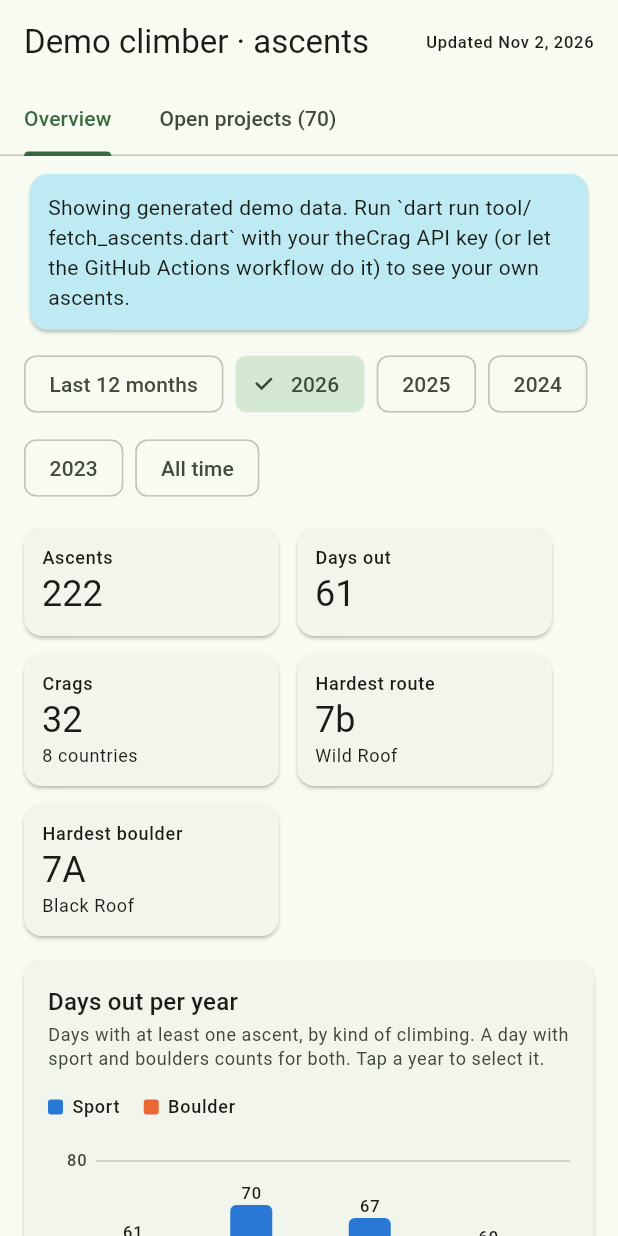
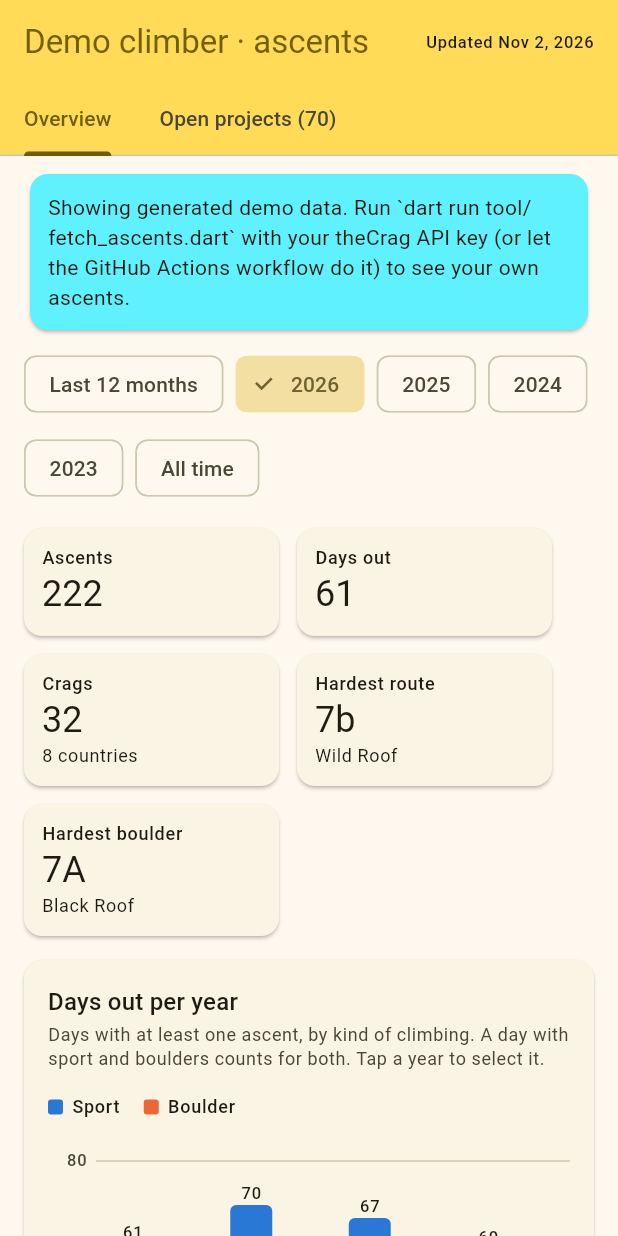
Before and after one commit to Christof93/thecrag-at-home, a Flutter app: the screen it shows after launch, after a tap on "2026", on a phone screen of 412 x 824 dp. Run offline on Flutter 3.47's test engine with Material 3 defaults, Android fonts, the phone set to English and light mode, and no system bars; our stand-ins replace flutter_map, latlong2.

Commit message:
Switch the look from green to mustard yellow
The accent is now mustard (#FFDB58). The light theme has a cream surface
and a mustard app bar, with a darker gold wherever yellow itself would be
too pale to read (text, bars, the strongest calendar level). The dark theme
keeps mustard as the accent on a warm dark surface.

- buildTheme() replaces the green seed; the calendar uses mustard ramps
  for both themes instead of alpha steps of the primary colour
- the favicon and app icons are redrawn in mustard with a dark climber
  (white on mustard would barely show), and the web manifest colours match

The sport / boulder / trad chart colours are data colours and unchanged.

Co-Authored-By: Claude Sonnet 5.5 <noreply@anthropic.com>
Claude-Session: https://claude.ai/code/session_01LtYvyTxZgZbwU7UoQi6JVQ

```diff
--- a/lib/main.dart
+++ b/lib/main.dart
@@ -9,23 +9,46 @@ class TheCragAtHomeApp extends StatelessWidget {
 
   @override
   Widget build(BuildContext context) {
-    // Green, like GitHub's contribution graph.
-    const seed = Color(0xFF2DA44E);
     return MaterialApp(
       title: 'theCrag at home',
       debugShowCheckedModeBanner: false,
-      theme: ThemeData(
-        colorScheme: ColorScheme.fromSeed(seedColor: seed),
-        useMaterial3: true,
-      ),
-      darkTheme: ThemeData(
-        colorScheme: ColorScheme.fromSeed(
-          seedColor: seed,
-          brightness: Brightness.dark,
-        ),
-        useMaterial3: true,
-      ),
+      theme: buildTheme(Brightness.light),
+      darkTheme: buildTheme(Brightness.dark),
       home: const DashboardPage(),
     );
   }
 }
+
+/// Mustard yellow, the app's accent.
+const mustard = Color(0xFFFFDB58);
+
+/// The light theme has a cream surface and a mustard app bar, with a darker
+/// gold where yellow itself would be too pale to read (text, bars, the
+/// calendar). The dark theme uses mustard as its accent on a warm dark
+/// surface.
+ThemeData buildTheme(Brightness brightness) {
+  final light = brightness == Brightness.light;
+  var scheme = ColorScheme.fromSeed(
+    seedColor: mustard,
+    brightness: brightness,
+    // "Fidelity" keeps the seed itself as the container colour (#FFDB58).
+    dynamicSchemeVariant: light
+        ? DynamicSchemeVariant.fidelity
+        : DynamicSchemeVariant.tonalSpot,
+  );
+  if (!light) {
+    scheme = scheme.copyWith(
+      primary: mustard,
+      onPrimary: const Color(0xFF3B2F00),
+    );
+  }
+  return ThemeData(
+    colorScheme: scheme,
+    useMaterial3: true,
+    appBarTheme: AppBarTheme(
+      backgroundColor: light ? scheme.primaryContainer : null,
+      foregroundColor: light ? scheme.onPrimaryContainer : null,
+      surfaceTintColor: Colors.transparent,
+    ),
+  );
+}
--- a/lib/widgets/contribution_grid.dart
+++ b/lib/widgets/contribution_grid.dart
@@ -182,12 +182,27 @@ class ContributionGrid extends StatelessWidget {
     );
   }
 
+  // Mustard ramps, more intense = stronger. On a light surface the strongest
+  // level is the darkest; on a dark surface it is the brightest.
+  static const _lightLevels = [
+    Color(0xFFFFE680),
+    Color(0xFFFFDB58),
+    Color(0xFFD9A800),
+    Color(0xFF8A6A00),
+  ];
+  static const _darkLevels = [
+    Color(0xFF4F4414),
+    Color(0xFF8C7420),
+    Color(0xFFD1AE2F),
+    Color(0xFFFFDB58),
+  ];
+
   /// Colour for intensity t in [0, 1] using 4 discrete levels like GitHub.
   static Color levelColor(ColorScheme scheme, double t) {
-    final base = scheme.primary;
-    const alphas = [0.3, 0.5, 0.75, 1.0];
-    final level = (t.clamp(0, 1) * (alphas.length - 1)).round();
-    return base.withValues(alpha: alphas[level]);
+    final levels = scheme.brightness == Brightness.dark
+        ? _darkLevels
+        : _lightLevels;
+    return levels[(t.clamp(0, 1) * (levels.length - 1)).round()];
   }
 }
 
```
Also changed, not shown: tool/icons/icon.svg, tool/icons/maskable.svg, 8 other files.
